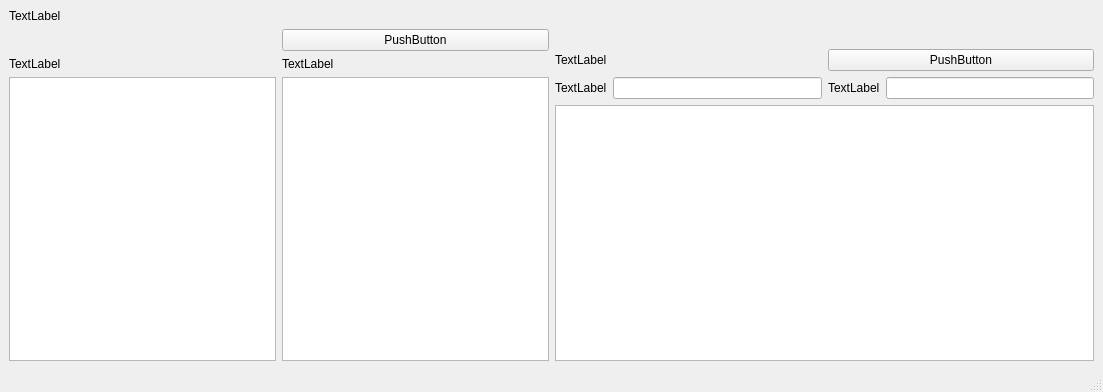
Old version of the form LFSData/code/lfsdata_ui.ui in the repository qianking/Tool.
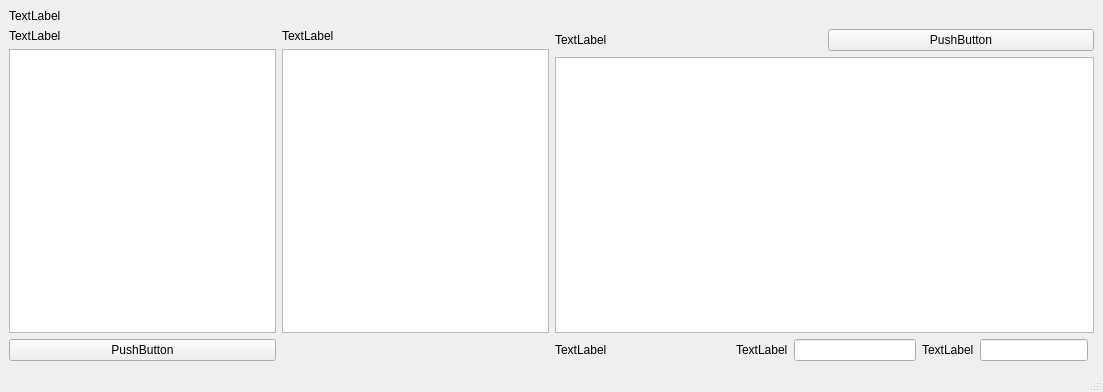
New version of the form.

What changed in the file:
```diff
--- a/LFSData/code/lfsdata_ui.ui
+++ b/LFSData/code/lfsdata_ui.ui
@@ -26,10 +26,14 @@
       </item>
       <item row="1" column="0">
        <layout class="QGridLayout" name="gridLayout">
-        <item row="2" column="0">
-         <widget class="QTableWidget" name="table_1"/>
+        <item row="0" column="1">
+         <widget class="QLabel" name="label_2">
+          <property name="text">
+           <string>TextLabel</string>
+          </property>
+         </widget>
         </item>
-        <item row="1" column="0">
+        <item row="0" column="0">
          <widget class="QLabel" name="label_1">
           <property name="text">
            <string>TextLabel</string>
@@ -37,29 +41,12 @@
          </widget>
         </item>
         <item row="1" column="1">
-         <widget class="QLabel" name="label_2">
-          <property name="text">
-           <string>TextLabel</string>
-          </property>
-         </widget>
-        </item>
-        <item row="2" column="1">
          <widget class="QTableWidget" name="table_2"/>
         </item>
-        <item row="0" column="0">
-         <spacer name="horizontalSpacer_2">
-          <property name="orientation">
-           <enum>Qt::Horizontal</enum>
-          </property>
-          <property name="sizeHint" stdset="0">
-           <size>
-            <width>40</width>
-            <height>20</height>
-           </size>
-          </property>
-         </spacer>
+        <item row="1" column="0">
+         <widget class="QTableWidget" name="table_1"/>
         </item>
-        <item row="0" column="1">
+        <item row="2" column="0">
          <widget class="QPushButton" name="clear_btm">
           <property name="layoutDirection">
            <enum>Qt::RightToLeft</enum>
@@ -81,40 +68,31 @@
     </item>
     <item row="0" column="1">
      <layout class="QGridLayout" name="gridLayout_3">
-      <item row="4" column="1">
-       <layout class="QHBoxLayout" name="horizontalLayout_2">
-        <item>
-         <widget class="QLabel" name="floor_label">
-          <property name="text">
-           <string>TextLabel</string>
-          </property>
-         </widget>
-        </item>
-        <item>
-         <widget class="QLineEdit" name="floor_show"/>
-        </item>
-       </layout>
+      <item row="5" column="0" colspan="2">
+       <widget class="QPlainTextEdit" name="status"/>
       </item>
-      <item row="2" column="0" colspan="2">
-       <layout class="QHBoxLayout" name="horizontalLayout_3">
-        <item>
-         <widget class="QLabel" name="label_3">
-          <property name="text">
-           <string>TextLabel</string>
-          </property>
-         </widget>
-        </item>
-        <item>
-         <widget class="QPushButton" name="import_btm">
-          <property name="text">
-           <string>PushButton</string>
-          </property>
-         </widget>
-        </item>
-       </layout>
-      </item>
-      <item row="4" column="0">
+      <item row="6" column="0">
        <layout class="QHBoxLayout" name="horizontalLayout">
+        <item>
+         <widget class="QLabel" name="result_label">
+          <property name="text">
+           <string>TextLabel</string>
+          </property>
+         </widget>
+        </item>
+        <item>
+         <spacer name="horizontalSpacer_4">
+          <property name="orientation">
+           <enum>Qt::Horizontal</enum>
+          </property>
+          <property name="sizeHint" stdset="0">
+           <size>
+            <width>40</width>
+            <height>20</height>
+           </size>
+          </property>
+         </spacer>
+        </item>
         <item>
          <widget class="QLabel" name="num_label">
           <property name="layoutDirection">
@@ -128,25 +106,41 @@
         <item>
          <widget class="QLineEdit" name="num_show"/>
         </item>
+        <item>
+         <layout class="QHBoxLayout" name="horizontalLayout_2">
+          <item>
+           <widget class="QLabel" name="floor_label">
+            <property name="text">
+             <string>TextLabel</string>
+            </property>
+           </widget>
+          </item>
+          <item>
+           <widget class="QLineEdit" name="floor_show"/>
+          </item>
+         </layout>
+        </item>
        </layout>
       </item>
-      <item row="6" column="0" colspan="2">
-       <widget class="QPlainTextEdit" name="status"/>
-      </item>
-      <item row="0" column="0" colspan="2">
-       <spacer name="horizontalSpacer">
-        <property name="orientation">
-         <enum>Qt::Horizontal</enum>
-        </property>
-        <property name="sizeHint" stdset="0">
-         <size>
-          <width>228</width>
-          <height>20</height>
-         </size>
-        </property>
-       </spacer>
-      </item>
       <item row="1" column="0" colspan="2">
+       <layout class="QHBoxLayout" name="horizontalLayout_3">
+        <item>
+         <widget class="QLabel" name="label_3">
+          <property name="text">
+           <string>TextLabel</string>
+          </property>
+         </widget>
+        </item>
+        <item>
+         <widget class="QPushButton" name="import_btm">
+          <property name="text">
+           <string>PushButton</string>
+          </property>
+         </widget>
+        </item>
+       </layout>
+      </item>
+      <item row="0" column="0" colspan="2">
        <spacer name="horizontalSpacer_3">
         <property name="orientation">
          <enum>Qt::Horizontal</enum>
```
